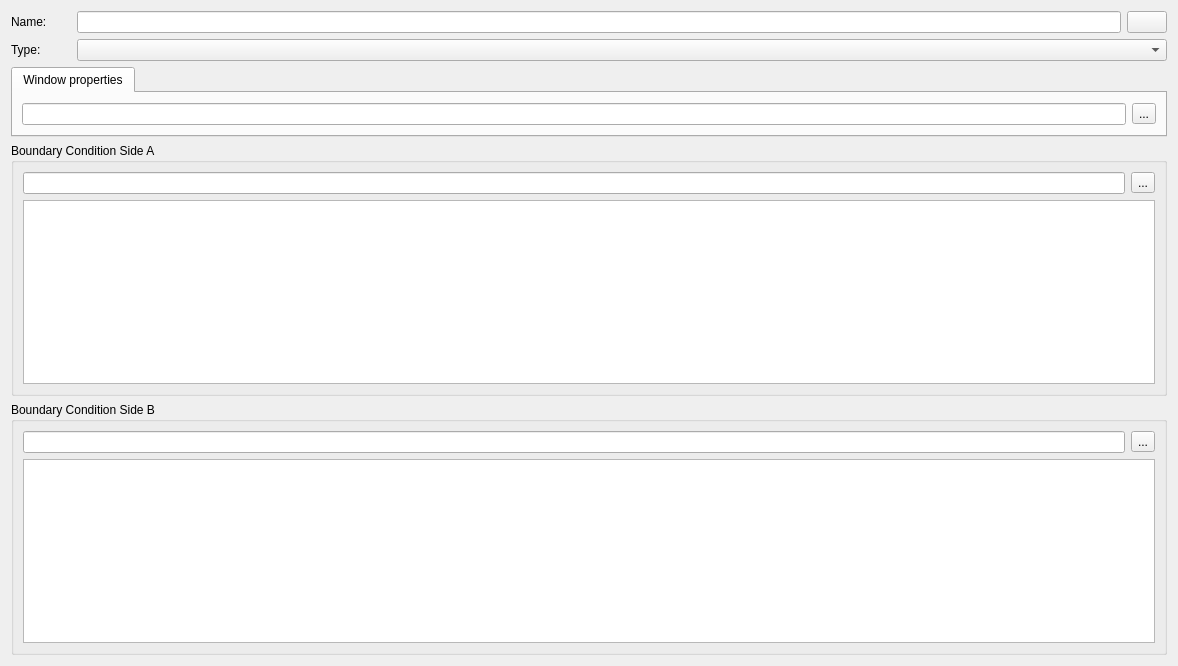
This is SIM-VICUS/src/SVDBSubSurfaceComponentEditWidget.ui in ghorwin/SIM-VICUS as Qt 5 draws it before an edit. The edited form follows.
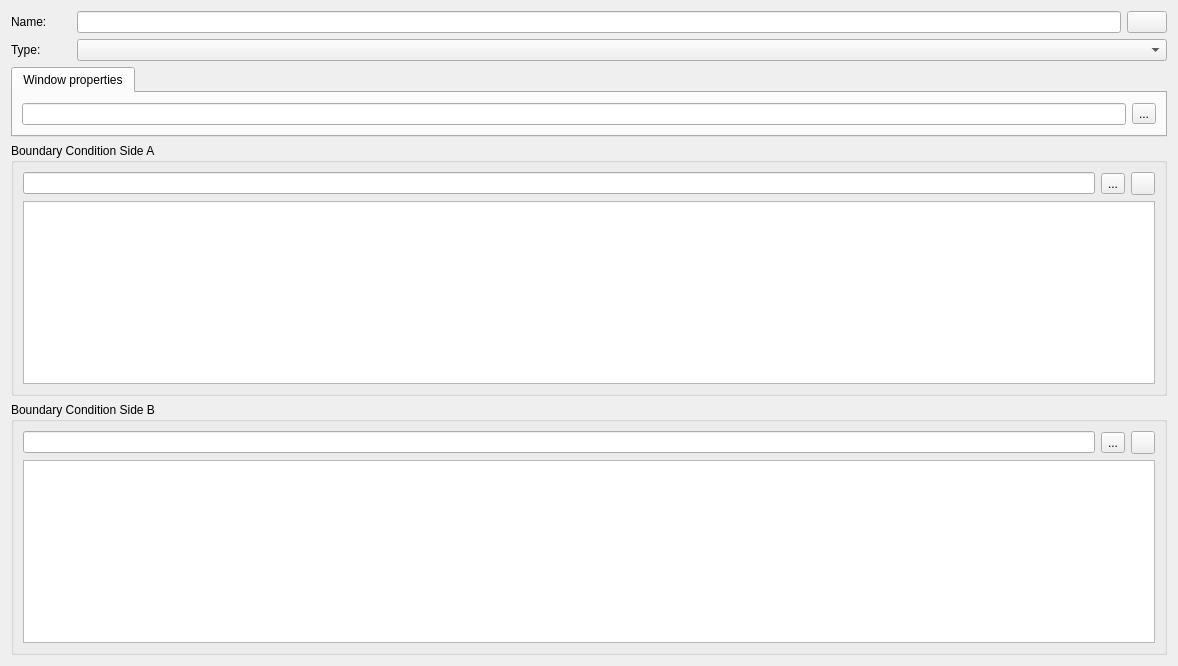
This is the edited form. Icons and pictures are not drawn. Custom widgets are drawn as their Qt base class.

Commit message: edit thermostat component and subsurfacecomponent (delete construction)

```diff
--- a/SIM-VICUS/src/SVDBSubSurfaceComponentEditWidget.ui
+++ b/SIM-VICUS/src/SVDBSubSurfaceComponentEditWidget.ui
@@ -105,7 +105,15 @@
         </property>
        </widget>
       </item>
-      <item row="1" column="0" colspan="2">
+      <item row="0" column="2">
+       <widget class="QToolButton" name="toolButtonRemoveBoundaryConditA">
+        <property name="icon">
+         <iconset resource="../resources/SIM-VICUS.qrc">
+          <normaloff>:/gfx/actions/24x24/minus.png</normaloff>:/gfx/actions/24x24/minus.png</iconset>
+        </property>
+       </widget>
+      </item>
+      <item row="1" column="0" colspan="3">
        <widget class="QTextBrowser" name="textBrowserBCSideA"/>
       </item>
      </layout>
@@ -127,7 +135,15 @@
         </property>
        </widget>
       </item>
-      <item row="1" column="0" colspan="2">
+      <item row="0" column="2">
+       <widget class="QToolButton" name="toolButtonRemoveBoundaryConditB">
+        <property name="icon">
+         <iconset resource="../resources/SIM-VICUS.qrc">
+          <normaloff>:/gfx/actions/24x24/minus.png</normaloff>:/gfx/actions/24x24/minus.png</iconset>
+        </property>
+       </widget>
+      </item>
+      <item row="1" column="0" colspan="3">
        <widget class="QTextBrowser" name="textBrowserBCSideB"/>
       </item>
      </layout>
```
Left out of the diff: 4 changed lines with no effect on the pictures. The commit also changes 8 other files.
